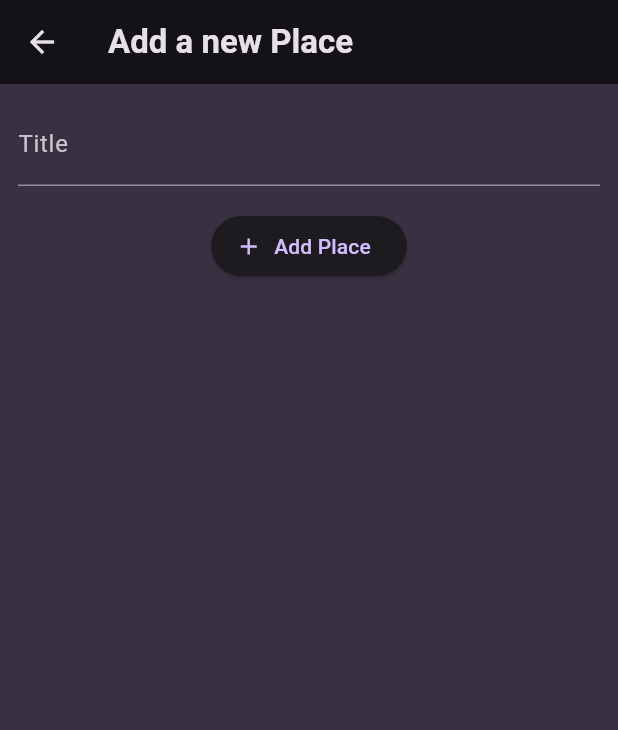
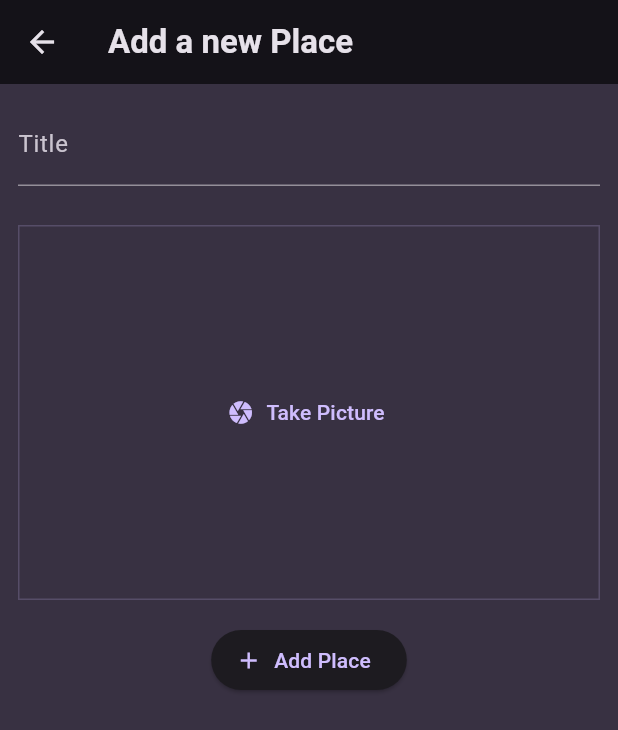
Before and after one commit to Silva3012/memo_loc, a Flutter app: the AddPlaceScreen screen opened directly, on a phone screen of 412 x 824 dp. Shown: the top 730 px of the screen. Run offline on Flutter 3.47's test engine with Material 3 defaults, Android fonts, the phone set to English and light mode, and no system bars; our stand-ins replace flutter_riverpod, google_fonts.

Commit message:
feat: create an image input widget

```diff
--- a/lib/screens/add_place.dart
+++ b/lib/screens/add_place.dart
@@ -2,6 +2,7 @@
 import 'package:flutter_riverpod/flutter_riverpod.dart';
 
 import 'package:memo_loc/providers/user_places.dart';
+import 'package:memo_loc/widgets/image_input.dart';
 
 class AddPlaceScreen extends ConsumerStatefulWidget {
   const AddPlaceScreen({super.key});
@@ -39,6 +40,13 @@
             const SizedBox(
               height: 16,
             ),
+            const SizedBox(
+              height: 10,
+            ),
+            ImageInput(),
+            const SizedBox(
+              height: 16,
+            ),
             ElevatedButton.icon(
               onPressed: _savePlace,
               label: const Text('Add Place'),
--- /dev/null
+++ b/lib/widgets/image_input.dart
@@ -0,0 +1,29 @@
+import 'package:flutter/material.dart';
+
+class ImageInput extends StatefulWidget {
+  const ImageInput({super.key});
+
+  @override
+  State<ImageInput> createState() => _ImageInputState();
+}
+
+class _ImageInputState extends State<ImageInput> {
+  @override
+  Widget build(BuildContext context) {
+    return Container(
+      decoration: BoxDecoration(
+        border: Border.all(
+          width: 1,
+          color: Theme.of(context).colorScheme.primary.withOpacity(0.2),
+        ),
+      ),
+      height: 250,
+      width: double.infinity,
+      alignment: Alignment.center,
+      child: TextButton.icon(
+          onPressed: () {},
+          icon: const Icon(Icons.camera),
+          label: const Text('Take Picture')),
+    );
+  }
+}
```
